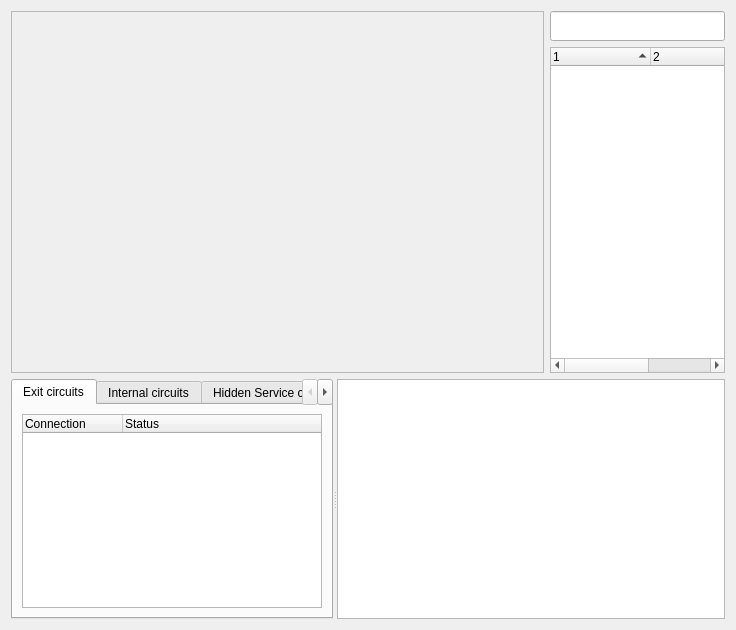
Before: the Qt Designer form src/vidalia/network/NetViewer.ui in a-ilin/vidalia, drawn with Qt 5.
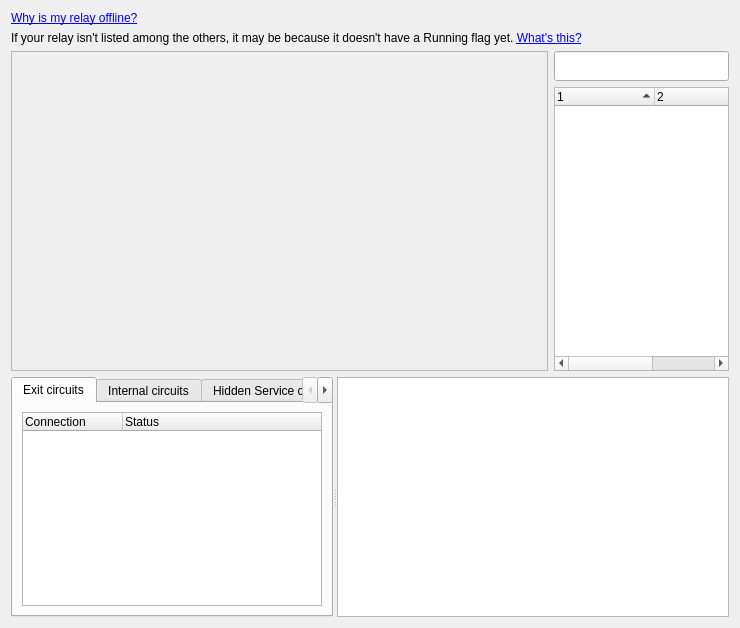
After: the same form once the commit is applied. The open tabs and pages were chosen to show the change. Icons and pictures are not drawn. Custom widgets are drawn as their Qt base class.

Commit message: Add labels to the Network Map to link to documentation

What changed in the file:
```diff
--- a/src/vidalia/network/NetViewer.ui
+++ b/src/vidalia/network/NetViewer.ui
@@ -6,8 +6,8 @@
    <rect>
     <x>0</x>
     <y>0</y>
-    <width>736</width>
-    <height>630</height>
+    <width>740</width>
+    <height>628</height>
    </rect>
   </property>
   <property name="windowTitle">
@@ -17,6 +17,24 @@
    <item>
     <layout class="QHBoxLayout" name="horizontalLayout"/>
    </item>
+   <item>
+    <layout class="QGridLayout" name="notificationLayout">
+     <item row="1" column="0">
+      <widget class="QLabel" name="lblOffline">
+       <property name="text">
+        <string>&lt;a href=&quot;server.offline&quot;&gt;Why is my relay offline?&lt;/a&gt;</string>
+       </property>
+      </widget>
+     </item>
+     <item row="2" column="0">
+      <widget class="QLabel" name="lblConsensus">
+       <property name="text">
+        <string>If your relay isn't listed among the others, it may be because it doesn't have a Running flag yet. &lt;a href=&quot;server.consensus&quot;&gt;What's this?&lt;/a&gt;</string>
+       </property>
+      </widget>
+     </item>
+    </layout>
+   </item>
    <item>
     <layout class="QGridLayout" name="gridLayout_6">
      <item row="0" column="1">
```
Left out of the diff: 2 changed lines with no effect on the pictures. The commit also changes 2 other files.
